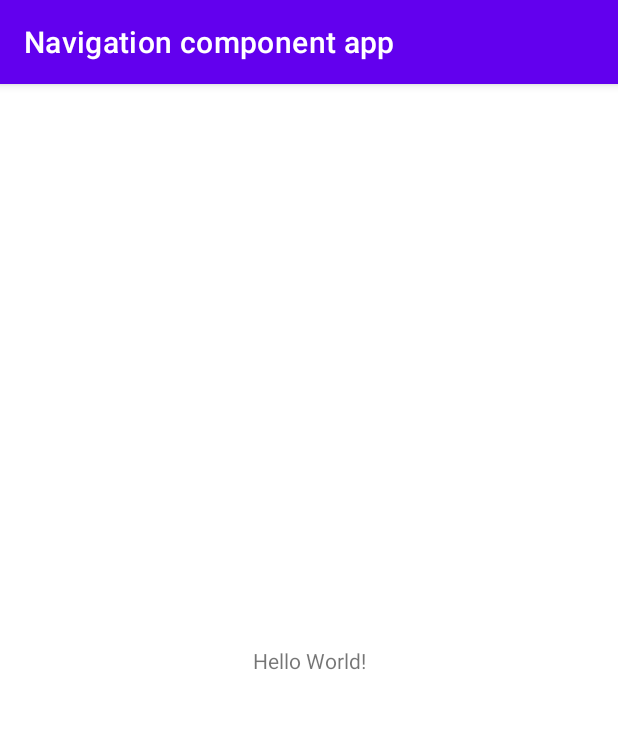
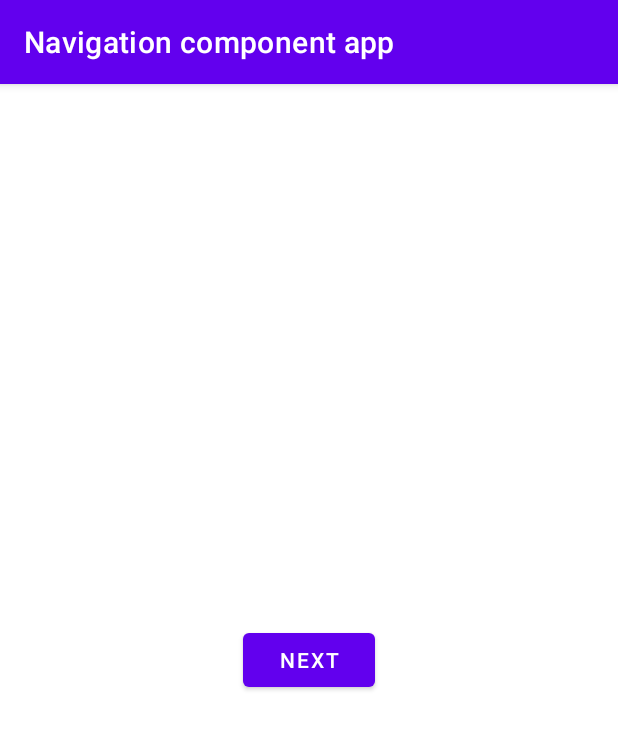
Before and after one commit to dougborbabass/app-navigation, an Android app: the screen it shows after launch (MainActivity), on a phone screen of 412 x 824 dp. Shown: the top 729 px of the screen. Run offline under Robolectric (Android 15) with nearby library versions, the phone set to English and light mode, and no system bars.

Commit message:
Criado 2 fragmentos com utilizacao sem componente de navegacao

```diff
--- a/app/build.gradle
+++ b/app/build.gradle
@@ -1,6 +1,7 @@
 plugins {
     id 'com.android.application'
     id 'org.jetbrains.kotlin.android'
+    id 'kotlin-android-extensions'
 }
 
 android {
@@ -37,6 +38,7 @@ dependencies {
     implementation 'androidx.appcompat:appcompat:1.4.1'
     implementation 'com.google.android.material:material:1.5.0'
     implementation 'androidx.constraintlayout:constraintlayout:2.1.3'
+    implementation 'androidx.legacy:legacy-support-v4:1.0.0'
     testImplementation 'junit:junit:4.13.2'
     androidTestImplementation 'androidx.test.ext:junit:1.1.3'
     androidTestImplementation 'androidx.test.espresso:espresso-core:3.4.0'
--- a/app/src/main/java/br/com/douglas/navigationcomponentapp/MainActivity.kt
+++ b/app/src/main/java/br/com/douglas/navigationcomponentapp/MainActivity.kt
@@ -1,11 +1,23 @@
 package br.com.douglas.navigationcomponentapp
 
+import android.os.Bundle
 import androidx.appcompat.app.AppCompatActivity
-import android.os.Bundle
+import br.com.douglas.navigationcomponentapp.ui.profile.ProfileFragment
+import br.com.douglas.navigationcomponentapp.ui.start.StartFragment
 
-class MainActivity : AppCompatActivity() {
+class MainActivity : AppCompatActivity(), StartFragment.OnButtonClicked {
     override fun onCreate(savedInstanceState: Bundle?) {
         super.onCreate(savedInstanceState)
         setContentView(R.layout.activity_main)
+
+        supportFragmentManager.beginTransaction()
+            .add(R.id.myContainer, StartFragment.newInstance())
+            .commit()
+    }
+
+    override fun buttonCliecked() {
+        supportFragmentManager.beginTransaction()
+            .replace(R.id.myContainer, ProfileFragment.newInstance())
+            .commit()
     }
 }
--- /dev/null
+++ b/app/src/main/java/br/com/douglas/navigationcomponentapp/ui/start/StartFragment.kt
@@ -0,0 +1,48 @@
+package br.com.douglas.navigationcomponentapp.ui.start
+
+import android.content.Context
+import android.os.Bundle
+import android.view.LayoutInflater
+import android.view.View
+import android.view.ViewGroup
+import androidx.fragment.app.Fragment
+import br.com.douglas.navigationcomponentapp.R
+import kotlinx.android.synthetic.main.fragment_start.*
+
+class StartFragment : Fragment() {
+
+    private lateinit var listner: OnButtonClicked
+
+    override fun onCreateView(
+        inflater: LayoutInflater, container: ViewGroup?,
+        savedInstanceState: Bundle?
+    ): View? {
+        // Inflate the layout for this fragment
+        return inflater.inflate(R.layout.fragment_start, container, false)
+    }
+
+    override fun onViewCreated(view: View, savedInstanceState: Bundle?) {
+        super.onViewCreated(view, savedInstanceState)
+
+        btn_next.setOnClickListener {
+            listner.buttonCliecked()
+        }
+    }
+
+    override fun onAttach(context: Context) {
+        super.onAttach(context)
+        if (context is OnButtonClicked) {
+            listner = context
+        }
+    }
+
+    companion object {
+        fun newInstance(): StartFragment {
+            return StartFragment()
+        }
+    }
+
+    interface OnButtonClicked {
+        fun buttonCliecked()
+    }
+}
--- a/app/src/main/res/layout/activity_main.xml
+++ b/app/src/main/res/layout/activity_main.xml
@@ -1,18 +1,14 @@
 <?xml version="1.0" encoding="utf-8"?>
-<androidx.constraintlayout.widget.ConstraintLayout xmlns:android="http://schemas.android.com/apk/res/android"
-    xmlns:app="http://schemas.android.com/apk/res-auto"
+<LinearLayout xmlns:android="http://schemas.android.com/apk/res/android"
     xmlns:tools="http://schemas.android.com/tools"
     android:layout_width="match_parent"
     android:layout_height="match_parent"
     tools:context=".MainActivity">
 
-    <TextView
-        android:layout_width="wrap_content"
-        android:layout_height="wrap_content"
-        android:text="Hello World!"
-        app:layout_constraintBottom_toBottomOf="parent"
-        app:layout_constraintLeft_toLeftOf="parent"
-        app:layout_constraintRight_toRightOf="parent"
-        app:layout_constraintTop_toTopOf="parent" />
 
-</androidx.constraintlayout.widget.ConstraintLayout>
+    <FrameLayout
+        android:id="@+id/myContainer"
+        android:layout_width="match_parent"
+        android:layout_height="match_parent" />
+
+</LinearLayout>
--- /dev/null
+++ b/app/src/main/res/layout/fragment_start.xml
@@ -0,0 +1,15 @@
+<?xml version="1.0" encoding="utf-8"?>
+<FrameLayout xmlns:android="http://schemas.android.com/apk/res/android"
+    xmlns:tools="http://schemas.android.com/tools"
+    android:layout_width="match_parent"
+    android:layout_height="match_parent"
+    tools:context=".ui.start.StartFragment">
+
+    <Button
+        android:id="@+id/btn_next"
+        android:layout_width="wrap_content"
+        android:layout_height="wrap_content"
+        android:text="Next"
+        android:layout_gravity="center"/>
+
+</FrameLayout>
--- a/app/src/main/res/values/strings.xml
+++ b/app/src/main/res/values/strings.xml
@@ -1,3 +1,5 @@
 <resources>
     <string name="app_name">Navigation component app</string>
+    <!-- TODO: Remove or change this placeholder text -->
+    <string name="hello_blank_fragment">Hello blank fragment</string>
 </resources>
```
Also changed, not shown: app/src/main/java/br/com/douglas/navigationcomponentapp/ui/profile/ProfileFragment.kt (added, +25 -0 lines), app/src/main/res/layout/fragment_profile.xml (added, +12 -0 lines).
